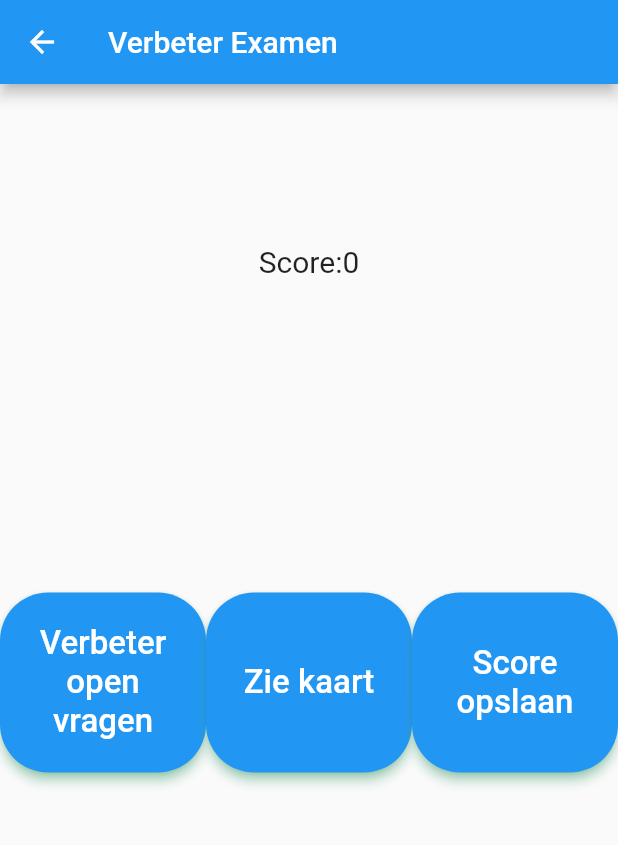
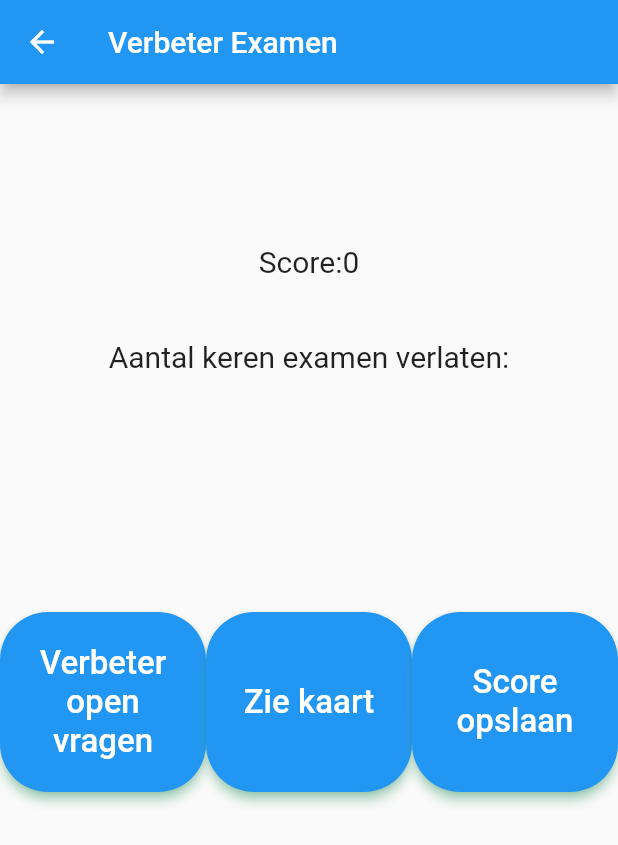
Before and after one commit to SaadiMohamed/IntroMobileGroep-9, a Flutter app: the CorrectExam screen opened directly with empty values, on a phone screen of 412 x 824 dp. Shown: the top 845 px of the screen. Run offline on Flutter 3.47's test engine with Material 2 defaults, Android fonts, the phone set to English and light mode, and no system bars; our stand-ins replace cloud_firestore, firebase_auth, firebase_core, flutter_map, flutter_speed_dial, latlong2 and 1 more; accounts and stored records are empty.

Commit message:
add fixes

```diff
--- a/lib/code_corretion_antwoord.dart
+++ b/lib/code_corretion_antwoord.dart
@@ -38,6 +38,7 @@ class _CodeCorrectionState extends State<CodeCorrection>
   TextEditingController _controller = TextEditingController();
   @override
   void initState() {
+    WidgetsBinding.instance!.addObserver(this);
     _controller.text = questions[index]['studentAnswer'];
     super.initState();
     startTimer();
@@ -88,7 +89,9 @@ class _CodeCorrectionState extends State<CodeCorrection>
     CollectionReference taken = FirebaseFirestore.instance.collection('taken');
     taken.doc(snummer).update({
       'answers': questions,
+      "outOfFocus" : outFocus
     });
+
 
     CollectionReference students =
         FirebaseFirestore.instance.collection("students");
--- a/lib/correct_exam.dart
+++ b/lib/correct_exam.dart
@@ -97,8 +97,17 @@ class _CorrectExamState extends State<CorrectExam> {
                 style: const TextStyle(fontSize: 20),
               )),
             ),
+            information['outOfFocus'].toString() != "0"?
             Container(
-              padding: const EdgeInsets.fromLTRB(350, 100, 350, 0),
+              padding: const EdgeInsets.fromLTRB(0, 40, 0, 0),
+              child: Center(
+                  child: Text(
+                "Aantal keren examen verlaten:" + information['outOfFocus'].toString(),
+                style: const TextStyle(fontSize: 20),
+              )),
+            ): const Text(""),
+            Container(
+              padding: const EdgeInsets.fromLTRB(350, 50, 350, 0),
               child: Center(
                 child: TextFormField(
                   controller: scoreController,
@@ -181,11 +190,12 @@ class _CorrectExamState extends State<CorrectExam> {
                         maximumSize: const Size(200, 120) //////// HERE
                         ),
                     onPressed: () {
-                      setState(() {
-                        information['score'] = int.parse(scoreController.text);
-                      });
+
                        var collection = FirebaseFirestore.instance.collection('taken');
-            collection.doc(information["snummer"]).update({'done': true});
+                      collection.doc(information["snummer"]).update({'done': true});
+                                collection.doc(information["snummer"]).update({
+                      'score': int.parse(scoreController.text),
+                    });
                       Navigator.pushReplacement(
                         context,
                         MaterialPageRoute(
--- a/lib/mtp_antwoord.dart
+++ b/lib/mtp_antwoord.dart
@@ -80,6 +80,7 @@ class _MtpAntwoordState extends State<MtpAntwoord> with WidgetsBindingObserver {
 
   @override
   void initState() {
+    WidgetsBinding.instance!.addObserver(this);
     var test = questions[index]['options'].toString() +
         ";" +
         questions[index]['answer'].toString();
@@ -111,6 +112,7 @@ class _MtpAntwoordState extends State<MtpAntwoord> with WidgetsBindingObserver {
     CollectionReference taken = FirebaseFirestore.instance.collection('taken');
     taken.doc(snummer).update({
       'answers': questions,
+      "outOfFocus" : outFocus
     });
 
     CollectionReference students =
--- a/lib/open_antwoord.dart
+++ b/lib/open_antwoord.dart
@@ -41,6 +41,7 @@ class _OpenAntwoordState extends State<OpenAntwoord>
 
   @override
   void initState() {
+    WidgetsBinding.instance!.addObserver(this);
     _controller.text = questions[index]['studentAnswer'];
     super.initState();
     startTimer();
@@ -91,6 +92,7 @@ class _OpenAntwoordState extends State<OpenAntwoord>
     CollectionReference taken = FirebaseFirestore.instance.collection('taken');
     taken.doc(snummer).update({
       'answers': questions,
+      "outOfFocus" : outFocus
     });
 
     CollectionReference students =
--- a/lib/overview.dart
+++ b/lib/overview.dart
@@ -60,6 +60,7 @@ class _OverviewState extends State<Overview> with WidgetsBindingObserver {
   @override
   void initState() {
     // TODO: implement initState
+    WidgetsBinding.instance!.addObserver(this);
     super.initState();
     startTimer();
   }
@@ -103,6 +104,7 @@ class _OverviewState extends State<Overview> with WidgetsBindingObserver {
     CollectionReference taken = FirebaseFirestore.instance.collection('taken');
     taken.doc(snummer).update({
       'answers': questions,
+      "outOfFocus" : outFocus
     });
 
     CollectionReference students =
```
Also changed, not shown: lib/set_time.dart (+24 -23 lines).
